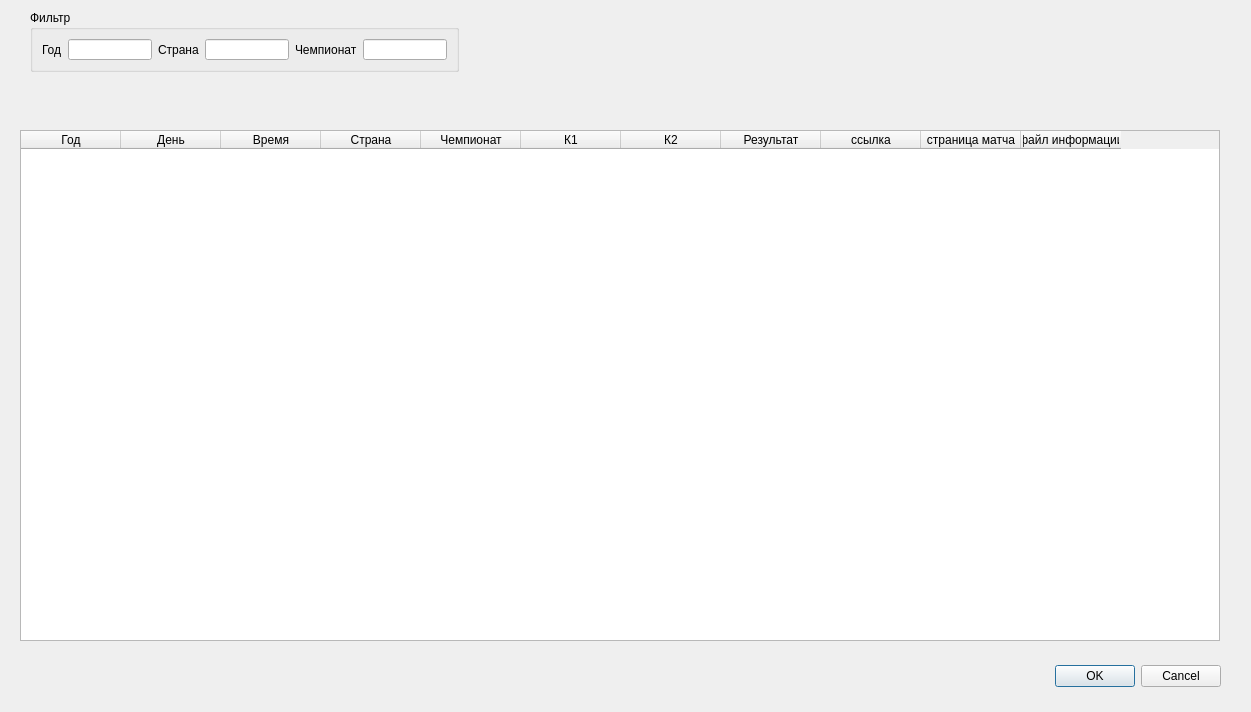
Old version of the form dialog.ui in the repository isys35/odds_bk2.
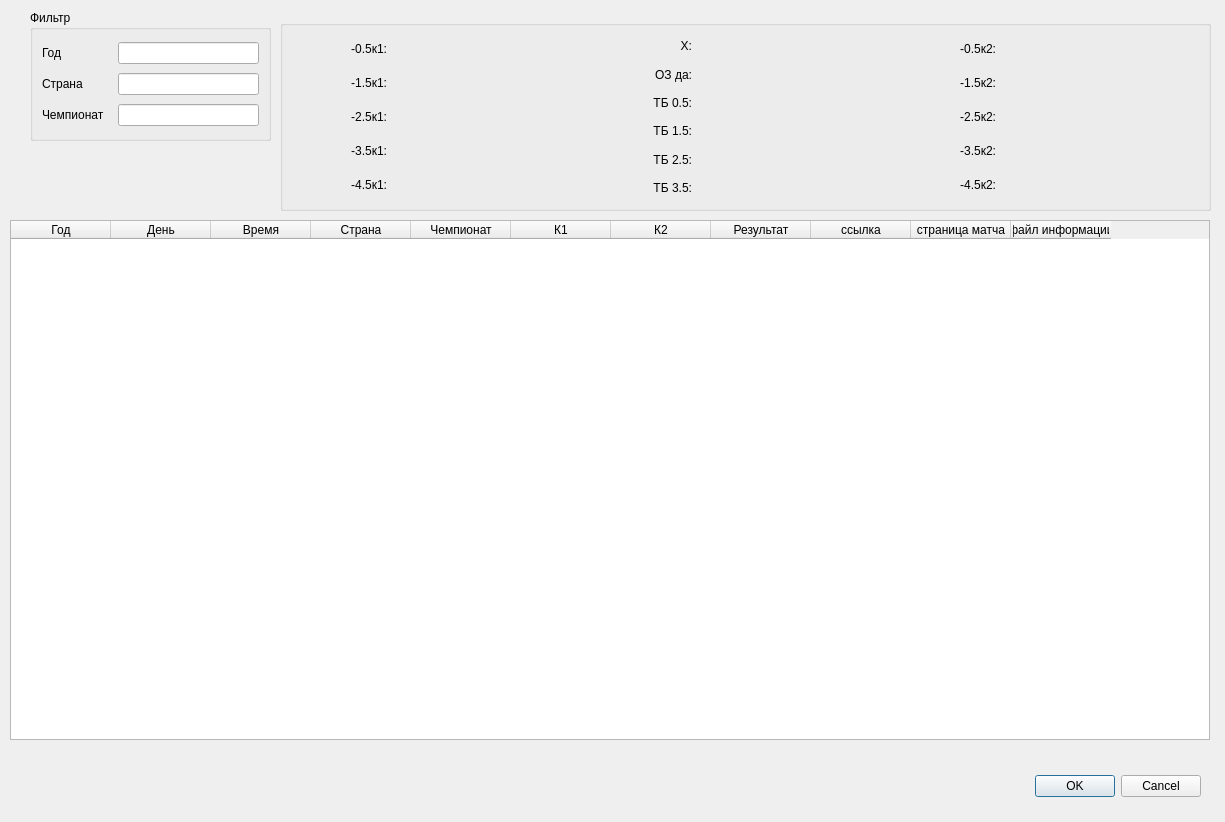
New version of the form.

Commit message: Доп информация о матчах, и редактирование диалогового окна

```diff
--- a/dialog.ui
+++ b/dialog.ui
@@ -6,8 +6,8 @@
    <rect>
     <x>0</x>
     <y>0</y>
-    <width>1251</width>
-    <height>712</height>
+    <width>1225</width>
+    <height>822</height>
    </rect>
   </property>
   <property name="windowTitle">
@@ -19,8 +19,8 @@
   <widget class="QDialogButtonBox" name="buttonBox">
    <property name="geometry">
     <rect>
-     <x>880</x>
-     <y>660</y>
+     <x>860</x>
+     <y>770</y>
      <width>341</width>
      <height>32</height>
     </rect>
@@ -35,10 +35,10 @@
   <widget class="QTableWidget" name="tableWidget">
    <property name="geometry">
     <rect>
-     <x>20</x>
-     <y>130</y>
+     <x>10</x>
+     <y>220</y>
      <width>1200</width>
-     <height>511</height>
+     <height>520</height>
     </rect>
    </property>
    <property name="minimumSize">
@@ -121,45 +121,617 @@
   <widget class="QGroupBox" name="groupBox">
    <property name="geometry">
     <rect>
+     <x>280</x>
+     <y>20</y>
+     <width>931</width>
+     <height>191</height>
+    </rect>
+   </property>
+   <property name="title">
+    <string/>
+   </property>
+   <layout class="QHBoxLayout" name="horizontalLayout">
+    <item>
+     <layout class="QVBoxLayout" name="verticalLayout_2">
+      <item>
+       <layout class="QHBoxLayout" name="horizontalLayout_6">
+        <item>
+         <widget class="QLabel" name="label_5">
+          <property name="text">
+           <string>-0.5к1:</string>
+          </property>
+          <property name="alignment">
+           <set>Qt::AlignRight|Qt::AlignTrailing|Qt::AlignVCenter</set>
+          </property>
+         </widget>
+        </item>
+        <item>
+         <widget class="QLabel" name="label_6">
+          <property name="text">
+           <string/>
+          </property>
+          <property name="alignment">
+           <set>Qt::AlignCenter</set>
+          </property>
+         </widget>
+        </item>
+        <item>
+         <widget class="QLabel" name="label_4">
+          <property name="text">
+           <string/>
+          </property>
+         </widget>
+        </item>
+       </layout>
+      </item>
+      <item>
+       <layout class="QHBoxLayout" name="horizontalLayout_9">
+        <item>
+         <widget class="QLabel" name="label_12">
+          <property name="text">
+           <string>-1.5к1:</string>
+          </property>
+          <property name="alignment">
+           <set>Qt::AlignRight|Qt::AlignTrailing|Qt::AlignVCenter</set>
+          </property>
+         </widget>
+        </item>
+        <item>
+         <widget class="QLabel" name="label_11">
+          <property name="text">
+           <string/>
+          </property>
+          <property name="alignment">
+           <set>Qt::AlignCenter</set>
+          </property>
+         </widget>
+        </item>
+        <item>
+         <widget class="QLabel" name="label_10">
+          <property name="text">
+           <string/>
+          </property>
+         </widget>
+        </item>
+       </layout>
+      </item>
+      <item>
+       <layout class="QHBoxLayout" name="horizontalLayout_10">
+        <item>
+         <widget class="QLabel" name="label_15">
+          <property name="text">
+           <string>-2.5к1:</string>
+          </property>
+          <property name="alignment">
+           <set>Qt::AlignRight|Qt::AlignTrailing|Qt::AlignVCenter</set>
+          </property>
+         </widget>
+        </item>
+        <item>
+         <widget class="QLabel" name="label_14">
+          <property name="text">
+           <string/>
+          </property>
+          <property name="alignment">
+           <set>Qt::AlignCenter</set>
+          </property>
+         </widget>
+        </item>
+        <item>
+         <widget class="QLabel" name="label_13">
+          <property name="text">
+           <string/>
+          </property>
+         </widget>
+        </item>
+       </layout>
+      </item>
+      <item>
+       <layout class="QHBoxLayout" name="horizontalLayout_11">
+        <item>
+         <widget class="QLabel" name="label_18">
+          <property name="text">
+           <string>-3.5к1:</string>
+          </property>
+          <property name="alignment">
+           <set>Qt::AlignRight|Qt::AlignTrailing|Qt::AlignVCenter</set>
+          </property>
+         </widget>
+        </item>
+        <item>
+         <widget class="QLabel" name="label_17">
+          <property name="text">
+           <string/>
+          </property>
+          <property name="alignment">
+           <set>Qt::AlignCenter</set>
+          </property>
+         </widget>
+        </item>
+        <item>
+         <widget class="QLabel" name="label_16">
+          <property name="text">
+           <string/>
+          </property>
+         </widget>
+        </item>
+       </layout>
+      </item>
+      <item>
+       <layout class="QHBoxLayout" name="horizontalLayout_8">
+        <item>
+         <widget class="QLabel" name="label_8">
+          <property name="text">
+           <string>-4.5к1:</string>
+          </property>
+          <property name="textFormat">
+           <enum>Qt::AutoText</enum>
+          </property>
+          <property name="scaledContents">
+           <bool>false</bool>
+          </property>
+          <property name="alignment">
+           <set>Qt::AlignRight|Qt::AlignTrailing|Qt::AlignVCenter</set>
+          </property>
+         </widget>
+        </item>
+        <item>
+         <widget class="QLabel" name="label_7">
+          <property name="text">
+           <string/>
+          </property>
+          <property name="alignment">
+           <set>Qt::AlignCenter</set>
+          </property>
+         </widget>
+        </item>
+        <item>
+         <widget class="QLabel" name="label_9">
+          <property name="text">
+           <string/>
+          </property>
+         </widget>
+        </item>
+       </layout>
+      </item>
+     </layout>
+    </item>
+    <item>
+     <layout class="QVBoxLayout" name="verticalLayout_3">
+      <item>
+       <layout class="QVBoxLayout" name="verticalLayout_5">
+        <item>
+         <layout class="QHBoxLayout" name="horizontalLayout_22">
+          <item>
+           <widget class="QLabel" name="label_49">
+            <property name="text">
+             <string>X:</string>
+            </property>
+            <property name="alignment">
+             <set>Qt::AlignRight|Qt::AlignTrailing|Qt::AlignVCenter</set>
+            </property>
+           </widget>
+          </item>
+          <item>
+           <widget class="QLabel" name="label_50">
+            <property name="text">
+             <string/>
+            </property>
+            <property name="alignment">
+             <set>Qt::AlignCenter</set>
+            </property>
+           </widget>
+          </item>
+          <item>
+           <widget class="QLabel" name="label_51">
+            <property name="text">
+             <string/>
+            </property>
+           </widget>
+          </item>
+         </layout>
+        </item>
+        <item>
+         <layout class="QHBoxLayout" name="horizontalLayout_23">
+          <item>
+           <widget class="QLabel" name="label_52">
+            <property name="text">
+             <string>ОЗ да:</string>
+            </property>
+            <property name="alignment">
+             <set>Qt::AlignRight|Qt::AlignTrailing|Qt::AlignVCenter</set>
+            </property>
+           </widget>
+          </item>
+          <item>
+           <widget class="QLabel" name="label_53">
+            <property name="text">
+             <string/>
+            </property>
+            <property name="alignment">
+             <set>Qt::AlignCenter</set>
+            </property>
+           </widget>
+          </item>
+          <item>
+           <widget class="QLabel" name="label_54">
+            <property name="text">
+             <string/>
+            </property>
+           </widget>
+          </item>
+         </layout>
+        </item>
+        <item>
+         <layout class="QHBoxLayout" name="horizontalLayout_24">
+          <item>
+           <widget class="QLabel" name="label_55">
+            <property name="text">
+             <string>ТБ 0.5:</string>
+            </property>
+            <property name="textFormat">
+             <enum>Qt::AutoText</enum>
+            </property>
+            <property name="scaledContents">
+             <bool>false</bool>
+            </property>
+            <property name="alignment">
+             <set>Qt::AlignRight|Qt::AlignTrailing|Qt::AlignVCenter</set>
+            </property>
+           </widget>
+          </item>
+          <item>
+           <widget class="QLabel" name="label_56">
+            <property name="text">
+             <string/>
+            </property>
+            <property name="alignment">
+             <set>Qt::AlignCenter</set>
+            </property>
+           </widget>
+          </item>
+          <item>
+           <widget class="QLabel" name="label_57">
+            <property name="text">
+             <string/>
+            </property>
+           </widget>
+          </item>
+         </layout>
+        </item>
+        <item>
+         <layout class="QHBoxLayout" name="horizontalLayout_25">
+          <item>
+           <widget class="QLabel" name="label_58">
+            <property name="text">
+             <string>ТБ 1.5:</string>
+            </property>
+            <property name="alignment">
+             <set>Qt::AlignRight|Qt::AlignTrailing|Qt::AlignVCenter</set>
+            </property>
+           </widget>
+          </item>
+          <item>
+           <widget class="QLabel" name="label_59">
+            <property name="text">
+             <string/>
+            </property>
+            <property name="alignment">
+             <set>Qt::AlignCenter</set>
+            </property>
+           </widget>
+          </item>
+          <item>
+           <widget class="QLabel" name="label_60">
+            <property name="text">
+             <string/>
+            </property>
+           </widget>
+          </item>
+         </layout>
+        </item>
+        <item>
+         <layout class="QHBoxLayout" name="horizontalLayout_12">
+          <item>
+           <widget class="QLabel" name="label_21">
+            <property name="text">
+             <string>ТБ 2.5:</string>
+            </property>
+            <property name="alignment">
+             <set>Qt::AlignRight|Qt::AlignTrailing|Qt::AlignVCenter</set>
+            </property>
+           </widget>
+          </item>
+          <item>
+           <widget class="QLabel" name="label_20">
+            <property name="text">
+             <string/>
+            </property>
+           </widget>
+          </item>
+          <item>
+           <widget class="QLabel" name="label_19">
+            <property name="text">
+             <string/>
+            </property>
+           </widget>
+          </item>
+         </layout>
+        </item>
+        <item>
+         <layout class="QHBoxLayout" name="horizontalLayout_26">
+          <item>
+           <widget class="QLabel" name="label_61">
+            <property name="text">
+             <string>ТБ 3.5:</string>
+            </property>
+            <property name="alignment">
+             <set>Qt::AlignRight|Qt::AlignTrailing|Qt::AlignVCenter</set>
+            </property>
+           </widget>
+          </item>
+          <item>
+           <widget class="QLabel" name="label_62">
+            <property name="text">
+             <string/>
+            </property>
+            <property name="alignment">
+             <set>Qt::AlignCenter</set>
+            </property>
+           </widget>
+          </item>
+          <item>
+           <widget class="QLabel" name="label_63">
+            <property name="text">
+             <string/>
+            </property>
+           </widget>
+          </item>
+         </layout>
+        </item>
+       </layout>
+      </item>
+     </layout>
+    </item>
+    <item>
+     <layout class="QVBoxLayout" name="verticalLayout_4">
+      <item>
+       <layout class="QHBoxLayout" name="horizontalLayout_20">
+        <item>
+         <widget class="QLabel" name="label_43">
+          <property name="text">
+           <string>-0.5к2:</string>
+          </property>
+          <property name="alignment">
+           <set>Qt::AlignRight|Qt::AlignTrailing|Qt::AlignVCenter</set>
+          </property>
+         </widget>
+        </item>
+        <item>
+         <widget class="QLabel" name="label_44">
+          <property name="text">
+           <string/>
+          </property>
+          <property name="alignment">
+           <set>Qt::AlignCenter</set>
+          </property>
+         </widget>
+        </item>
+        <item>
+         <widget class="QLabel" name="label_45">
+          <property name="text">
+           <string/>
+          </property>
+         </widget>
+        </item>
+       </layout>
+      </item>
+      <item>
+       <layout class="QHBoxLayout" name="horizontalLayout_18">
+        <item>
+         <widget class="QLabel" name="label_37">
+          <property name="text">
+           <string>-1.5к2:</string>
+          </property>
+          <property name="alignment">
+           <set>Qt::AlignRight|Qt::AlignTrailing|Qt::AlignVCenter</set>
+          </property>
+         </widget>
+        </item>
+        <item>
+         <widget class="QLabel" name="label_38">
+          <property name="text">
+           <string/>
+          </property>
+          <property name="alignment">
+           <set>Qt::AlignCenter</set>
+          </property>
+         </widget>
+        </item>
+        <item>
+         <widget class="QLabel" name="label_39">
+          <property name="text">
+           <string/>
+          </property>
+         </widget>
+        </item>
+       </layout>
+      </item>
+      <item>
+       <layout class="QHBoxLayout" name="horizontalLayout_17">
+        <item>
+         <widget class="QLabel" name="label_34">
+          <property name="text">
+           <string>-2.5к2:</string>
+          </property>
+          <property name="textFormat">
+           <enum>Qt::AutoText</enum>
+          </property>
+          <property name="scaledContents">
+           <bool>false</bool>
+          </property>
+          <property name="alignment">
+           <set>Qt::AlignRight|Qt::AlignTrailing|Qt::AlignVCenter</set>
+          </property>
+         </widget>
+        </item>
+        <item>
+         <widget class="QLabel" name="label_35">
+          <property name="text">
+           <string/>
+          </property>
+          <property name="alignment">
+           <set>Qt::AlignCenter</set>
+          </property>
+         </widget>
+        </item>
+        <item>
+         <widget class="QLabel" name="label_36">
+          <property name="text">
+           <string/>
+          </property>
+         </widget>
+        </item>
+       </layout>
+      </item>
+      <item>
+       <layout class="QHBoxLayout" name="horizontalLayout_19">
+        <item>
+         <widget class="QLabel" name="label_40">
+          <property name="text">
+           <string>-3.5к2:</string>
+          </property>
+          <property name="alignment">
+           <set>Qt::AlignRight|Qt::AlignTrailing|Qt::AlignVCenter</set>
+          </property>
+         </widget>
+        </item>
+        <item>
+         <widget class="QLabel" name="label_41">
+          <property name="text">
+           <string/>
+          </property>
+          <property name="alignment">
+           <set>Qt::AlignCenter</set>
+          </property>
+         </widget>
+        </item>
+        <item>
+         <widget class="QLabel" name="label_42">
+          <property name="text">
+           <string/>
+          </property>
+         </widget>
+        </item>
+       </layout>
+      </item>
+      <item>
+       <layout class="QHBoxLayout" name="horizontalLayout_21">
+        <item>
+         <widget class="QLabel" name="label_46">
+          <property name="text">
+           <string>-4.5к2:</string>
+          </property>
+          <property name="alignment">
+           <set>Qt::AlignRight|Qt::AlignTrailing|Qt::AlignVCenter</set>
+          </property>
+         </widget>
+        </item>
+        <item>
+         <widget class="QLabel" name="label_47">
+          <property name="text">
+           <string/>
+          </property>
+          <property name="alignment">
+           <set>Qt::AlignCenter</set>
+          </property>
+         </widget>
+        </item>
+        <item>
+         <widget class="QLabel" name="label_48">
+          <property name="text">
+           <string/>
+          </property>
+         </widget>
+        </item>
+       </layout>
+      </item>
+     </layout>
+    </item>
+   </layout>
+  </widget>
+  <widget class="QGroupBox" name="groupBox_2">
+   <property name="geometry">
+    <rect>
      <x>30</x>
      <y>10</y>
-     <width>429</width>
-     <height>62</height>
+     <width>241</width>
+     <height>131</height>
     </rect>
    </property>
    <property name="title">
     <string>Фильтр</string>
    </property>
-   <layout class="QHBoxLayout" name="horizontalLayout">
+   <layout class="QVBoxLayout" name="verticalLayout">
     <item>
-     <widget class="QLabel" name="label">
-      <property name="text">
-       <string>Год</string>
-      </property>
-     </widget>
+     <layout class="QHBoxLayout" name="horizontalLayout_2">
+      <item>
+       <widget class="QLabel" name="label">
+        <property name="minimumSize">
+         <size>
+          <width>70</width>
+          <height>0</height>
+         </size>
+        </property>
+        <property name="text">
+         <string>Год</string>
+        </property>
+       </widget>
+      </item>
+      <item>
+       <widget class="QLineEdit" name="lineEdit"/>
+      </item>
+     </layout>
     </item>
     <item>
-     <widget class="QLineEdit" name="lineEdit"/>
+     <layout class="QHBoxLayout" name="horizontalLayout_3">
+      <item>
+       <widget class="QLabel" name="label_2">
+        <property name="minimumSize">
+         <size>
+          <width>70</width>
+          <height>0</height>
+         </size>
+        </property>
+        <property name="text">
+         <string>Страна</string>
+        </property>
+       </widget>
+      </item>
+      <item>
+       <widget class="QLineEdit" name="lineEdit_2"/>
+      </item>
+     </layout>
     </item>
     <item>
-     <widget class="QLabel" name="label_2">
-      <property name="text">
-       <string>Страна</string>
-      </property>
-     </widget>
-    </item>
-    <item>
-     <widget class="QLineEdit" name="lineEdit_2"/>
-    </item>
-    <item>
-     <widget class="QLabel" name="label_3">
-      <property name="text">
-       <string>Чемпионат</string>
-      </property>
-     </widget>
-    </item>
-    <item>
-     <widget class="QLineEdit" name="lineEdit_3"/>
+     <layout class="QHBoxLayout" name="horizontalLayout_5">
+      <item>
+       <widget class="QLabel" name="label_3">
+        <property name="minimumSize">
+         <size>
+          <width>70</width>
+          <height>0</height>
+         </size>
+        </property>
+        <property name="text">
+         <string>Чемпионат</string>
+        </property>
+       </widget>
+      </item>
+      <item>
+       <widget class="QLineEdit" name="lineEdit_3"/>
+      </item>
+     </layout>
     </item>
    </layout>
   </widget>
```
The commit also changes 2 other files.
